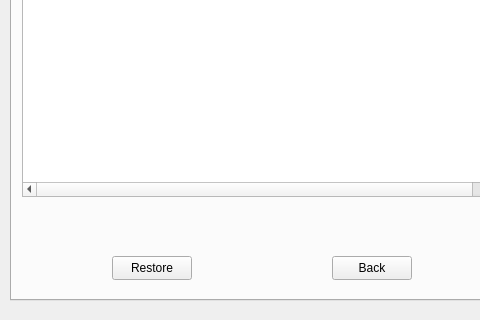
Ladanvini/VLN1-Hopur-5, file Widget/trashbin.ui: the form before one commit; both pictures show x 0 to 480 and y 250 to 570 of the 670 by 570 pixel window.
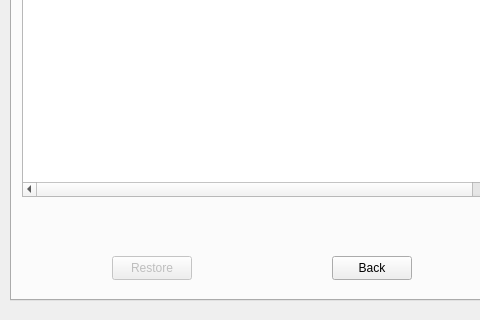
The form after the commit. The open tabs and pages were chosen to show the change.

Commit message: fixing restore button in trashbin

What changed in the file:
```diff
--- a/Widget/trashbin.ui
+++ b/Widget/trashbin.ui
@@ -14,6 +14,9 @@
    <string>Dialog</string>
   </property>
   <widget class="QTabWidget" name="DisplaytapsT">
+   <property name="enabled">
+    <bool>true</bool>
+   </property>
    <property name="geometry">
     <rect>
      <x>10</x>
@@ -181,6 +184,9 @@
      </property>
     </widget>
     <widget class="QPushButton" name="pBCRestore">
+     <property name="enabled">
+      <bool>false</bool>
+     </property>
      <property name="geometry">
       <rect>
        <x>100</x>
```
Left out of the diff: 8 changed lines with no effect on the pictures. The commit also changes 2 other files.
